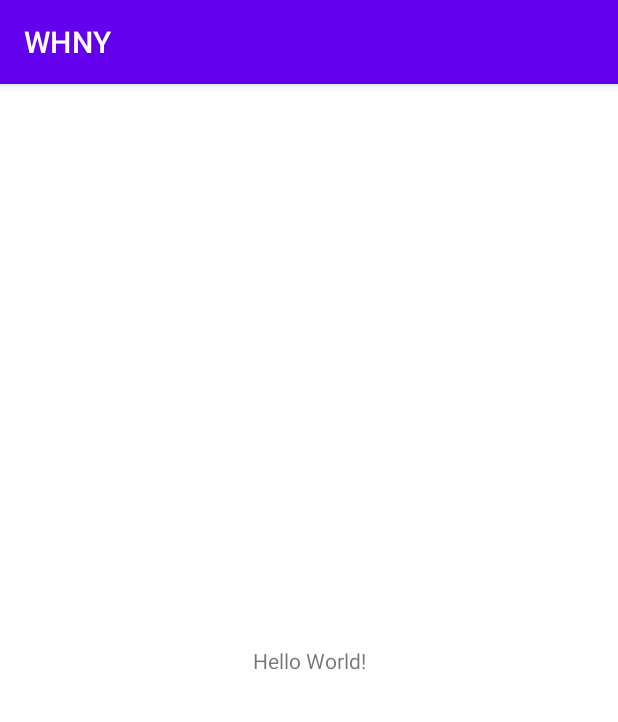
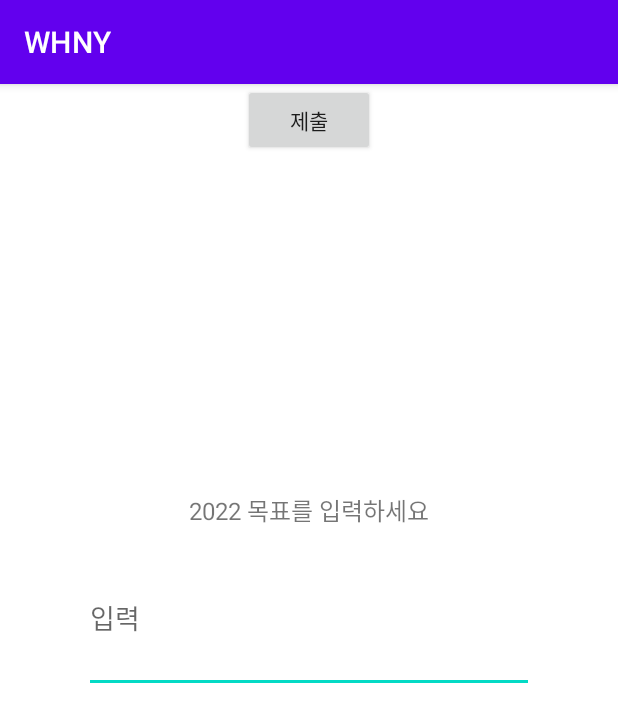
Before and after one commit to insu1213/WHNY, an Android app: the screen it shows after launch (MainActivity before the commit, ContentWriteActivity after it), on a phone screen of 412 x 824 dp. Shown: the top 722 px of the screen. Run offline under Robolectric (Android 15) with nearby library versions, the phone set to English and light mode, and no system bars.

Commit message:
insu jang

```diff
--- a/app/build.gradle
+++ b/app/build.gradle
@@ -1,6 +1,7 @@
 plugins {
     id 'com.android.application'
     id 'kotlin-android'
+    id 'kotlin-kapt'
 }
 
 android {
@@ -34,6 +35,11 @@ android {
 
 dependencies {
 
+    implementation 'androidx.room:room-runtime:2.3.0'
+    kapt 'androidx.room:room-compiler:2.3.0'
+    implementation 'org.jetbrains.kotlinx:kotlinx-coroutines-android:1.4.1'
+
+
     implementation "org.jetbrains.kotlin:kotlin-stdlib:$kotlin_version"
     implementation 'androidx.core:core-ktx:1.7.0'
     implementation 'androidx.appcompat:appcompat:1.3.1'
--- a/app/src/main/AndroidManifest.xml
+++ b/app/src/main/AndroidManifest.xml
@@ -10,6 +10,9 @@
         android:supportsRtl="true"
         android:theme="@style/Theme.WHNY">
         <activity
+            android:name=".ContentWriteActivity"
+            android:exported="false" />
+        <activity
             android:name=".SplashActivity"
             android:exported="true">
             <intent-filter>
@@ -18,8 +21,7 @@
                 <category android:name="android.intent.category.LAUNCHER" />
             </intent-filter>
         </activity>
-        <activity android:name=".MainActivity">
-        </activity>
+        <activity android:name=".MainActivity"></activity>
     </application>
 
 </manifest>
--- /dev/null
+++ b/app/src/main/java/com/example/whny/ContentWriteActivity.kt
@@ -0,0 +1,16 @@
+package com.example.whny
+
+import androidx.appcompat.app.AppCompatActivity
+import android.os.Bundle
+import android.widget.Button
+
+class ContentWriteActivity : AppCompatActivity() {
+    override fun onCreate(savedInstanceState: Bundle?) {
+        super.onCreate(savedInstanceState)
+        setContentView(R.layout.activity_content_write)
+
+        findViewById<Button>(R.id.submitBtn).setOnClickListener {
+
+        }
+    }
+}
--- a/app/src/main/java/com/example/whny/SplashActivity.kt
+++ b/app/src/main/java/com/example/whny/SplashActivity.kt
@@ -4,24 +4,24 @@ import android.content.Intent
 import androidx.appcompat.app.AppCompatActivity
 import android.os.Bundle
 import android.os.Handler
+import android.os.Looper
 
 class SplashActivity : AppCompatActivity() {
     override fun onCreate(savedInstanceState: Bundle?) {
         super.onCreate(savedInstanceState)
         setContentView(R.layout.activity_splash)
 
-            Handler().postDelayed({
-                val intent = Intent(this, MainActivity::class.java)
+            //splash activity is showed for 3s
+            Handler(Looper.getMainLooper()).postDelayed({
+                val intent = Intent(this, ContentWriteActivity::class.java)
                 intent.addFlags(Intent.FLAG_ACTIVITY_NO_ANIMATION)
                 startActivity(intent)
                 finish()
-            },DURATION)
+            },3000)
 
         }
-        companion object {
-            private const val DURATION : Long = 3000
-        }
 
+        //when back key is pressed
         override fun onBackPressed() {
             super.onBackPressed()
         }
--- /dev/null
+++ b/app/src/main/res/layout/activity_content_write.xml
@@ -0,0 +1,40 @@
+<?xml version="1.0" encoding="utf-8"?>
+<androidx.constraintlayout.widget.ConstraintLayout xmlns:android="http://schemas.android.com/apk/res/android"
+    xmlns:app="http://schemas.android.com/apk/res-auto"
+    xmlns:tools="http://schemas.android.com/tools"
+    android:layout_width="match_parent"
+    android:layout_height="match_parent"
+    tools:context=".ContentWriteActivity">
+
+    <TextView
+        android:id="@+id/textView"
+        android:layout_width="wrap_content"
+        android:layout_height="wrap_content"
+        android:layout_marginBottom="200dp"
+        android:text="2022 목표를 입력하세요"
+        android:textSize="16dp"
+        app:layout_constraintBottom_toBottomOf="parent"
+        app:layout_constraintEnd_toEndOf="parent"
+        app:layout_constraintStart_toStartOf="parent"
+        app:layout_constraintTop_toTopOf="parent" />
+
+    <android.inputmethodservice.ExtractEditText
+        android:id="@+id/submitText"
+        android:layout_width="300dp"
+        android:layout_height="100dp"
+        android:layout_marginTop="10dp"
+        android:hint="입력"
+        app:layout_constraintEnd_toEndOf="@+id/textView"
+        app:layout_constraintStart_toStartOf="@+id/textView"
+        app:layout_constraintTop_toBottomOf="@+id/textView" />
+
+    <androidx.constraintlayout.utils.widget.MotionButton
+        android:id="@+id/submitBtn"
+        android:layout_width="wrap_content"
+        android:layout_height="wrap_content"
+        android:text="제출"
+        app:layout_constraintEnd_toEndOf="parent"
+        app:layout_constraintStart_toStartOf="parent"
+        app:layout_constraintTop_toBottomOf="@+id/extractEditText" />
+
+</androidx.constraintlayout.widget.ConstraintLayout>
```
Also changed, not shown: app/src/main/java/com/example/whny/DAO.kt (added, +26 -0 lines), app/src/main/java/com/example/whny/NewYearEntity.kt (added, +15 -0 lines), app/src/main/java/com/example/whny/RepositoryImplement.kt (added, +24 -0 lines), app/src/main/java/com/example/whny/RepositoryInterface.kt (added, +8 -0 lines), app/src/main/java/com/example/whny/RoomDataBase.kt (added, +26 -0 lines).
